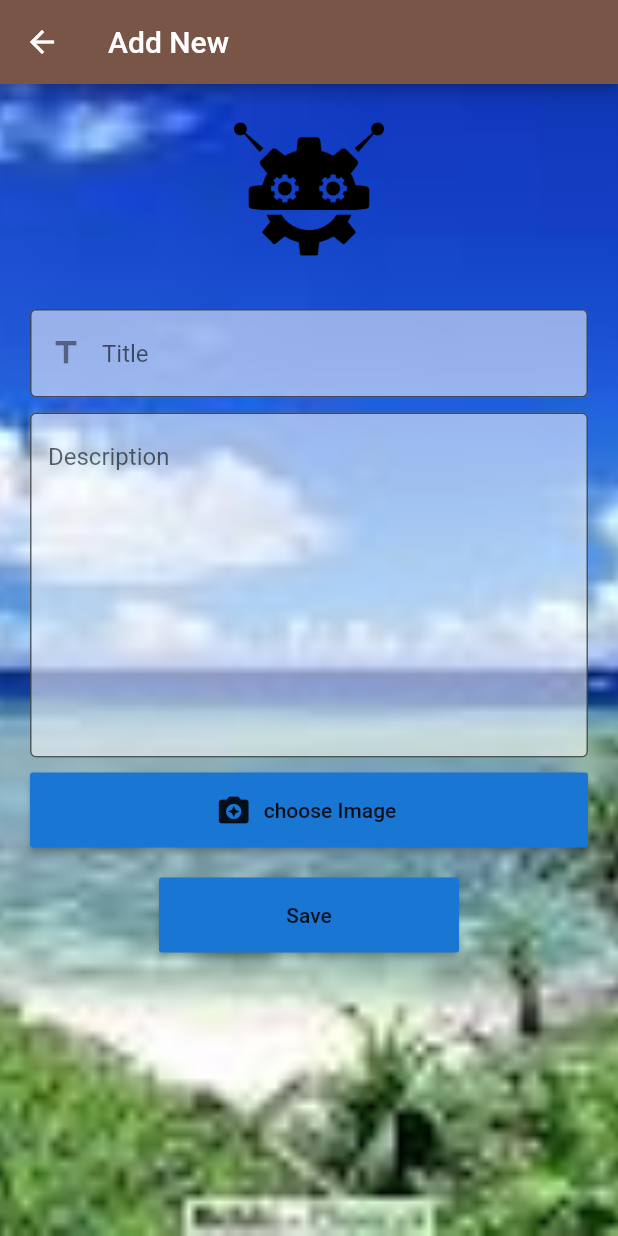
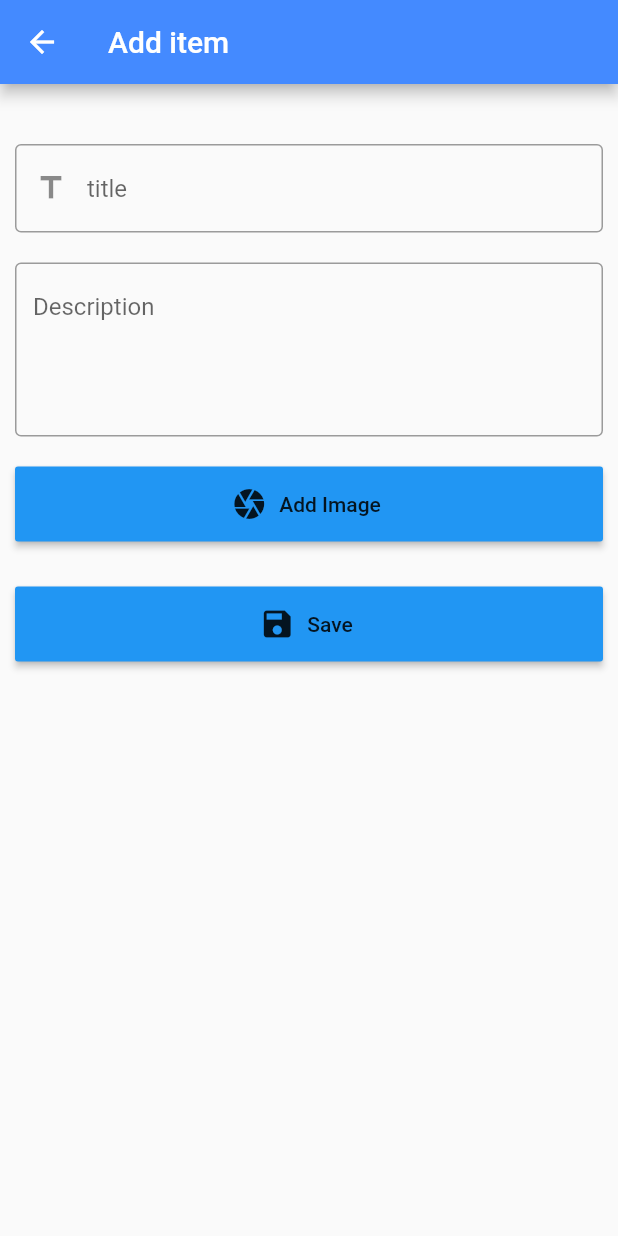
Before and after one commit to rnzid/Iremember, a Flutter app: the AddPage screen opened directly with empty values, on a phone screen of 412 x 824 dp. Run offline on Flutter 3.47's test engine with Material 2 defaults, Android fonts, the phone set to English and light mode, and no system bars; our stand-ins replace flutter_spinkit, image_picker, shared_preferences; accounts and stored records are empty.

```diff
--- a/lib/ui/pages/Add.dart
+++ b/lib/ui/pages/Add.dart
@@ -1,5 +1,4 @@
 import 'dart:io';
-//import './home.dart';
 import 'package:flutter/material.dart';
 import 'package:image_picker/image_picker.dart';
 
@@ -11,19 +10,10 @@ class AddPage extends StatefulWidget {
 }
 
 class _AddPageState extends State<AddPage> {
-  File _image;
   String title;
   String description;
-  Future _getImage(ImageSource source) async {
-    var img = await ImagePicker.pickImage(source: source);
-    if (img != null) {
-      setState(() {
-        _image = img;
-      });
-    }
-  }
-
-  _showDialog(BuildContext context) {
+  File _image;
+  _showOptionsDialog() {
     showDialog(
         context: context,
         builder: (BuildContext context) {
@@ -33,161 +23,146 @@ class _AddPageState extends State<AddPage> {
                 child: Column(
                   children: <Widget>[
                     Container(
-                  color: Colors.cyanAccent,
+                      color: Colors.blueGrey,
                       child: ListTile(
-                    title: Text("Image"),
+                        title: Text("Get Picture"),
                       ),
                     ),
                     ListTile(
-                  title: Text("Take new Image"),
-                  trailing: Icon(Icons.camera),
+                      leading: Icon(Icons.photo),
+                      title: Text("Select from Gallery"),
                       onTap: () {
-                    _getImage(ImageSource.camera);
+                        _getImage(ImageSource.gallery);
                         Navigator.pop(context);
                       },
                     ),
                     Divider(),
                     ListTile(
-                  title: Text("Select from gallary"),
-                  trailing: Icon(Icons.photo),
+                        leading: Icon(Icons.camera_alt),
+                        title: Text("Take a picture"),
                         onTap: () {
-                    _getImage(ImageSource.gallery);
+                          _getImage(ImageSource.camera);
                           Navigator.pop(context);
-                  },
-                ),
+                        }),
                   ],
                 ),
               ),
-        );
-      },
-      barrierDismissible: true,
-    );
+              backgroundColor: Colors.green[200]);
+        });
   }
+
+  Future _getImage(ImageSource source) async {
+    var image = await ImagePicker.pickImage(source: source);
+    if (image != null) {
+      setState(() {
+        _image = image;
+      });
+    }
+  }
+
 
   @override
   Widget build(BuildContext context) {
     return Scaffold(
-      appBar: new AppBar(
-        title: new Text(
-          'Add New',
-          style: new TextStyle(color: Colors.white),
+      appBar: AppBar(
+          title: Text("Add item"),
+       backgroundColor: Colors.blueAccent,
       ),
-        backgroundColor: Colors.brown,
-      ),
-      body: Container(
-        height: double.infinity,
-        decoration: BoxDecoration(
-            image: DecorationImage(
-                image: AssetImage(
-                  "img/asd.jpg",
-                ),
-                fit: BoxFit.cover)),
-        child: SingleChildScrollView(
-          padding: EdgeInsets.all(20.0),
-          child: Column(
+      body: ListView(
+        padding: EdgeInsets.all(10),
         children: <Widget>[
-              Image.asset(
-                "img/36411.png",
-                height: 100,
-              ),
-              SizedBox(
-                height: 30.0,
-              ),
+          SizedBox(height: 30.0,),
           _buildTitleField(),
           SizedBox(
-                height: 10.0,
+            height: 20,
           ),
-              _buildDescriptionBox(),
+          _buildDescriptionField(),
           SizedBox(
-                height: 10.0,
+            height: 20,
           ),
-              _buildImageViewingBox(),
-              _buildOptionImageSelect(context),
+
+          _buildImgSelectButton(),
           SizedBox(
-                height: 20.0,
+            height: 10,
+          ),
+          _buildImageField(),
+          SizedBox(
+            height: 20,
           ),
           _buildSaveButton(context)
         ],
-          ),
-        ),
       ),
     );
   }
 
   TextField _buildTitleField() {
     return TextField(
-              decoration: InputDecoration(
-                border: OutlineInputBorder(),
-                hintText: "Title",
-                prefixIcon: Icon(Icons.title),
-                fillColor: Colors.white54,
-                filled: true,
-              ),
           onChanged: (value) {
             setState(() {
               title = value;
             });
           },
+          decoration: InputDecoration(
+              border: OutlineInputBorder(),
+              hintText: "title",
+              prefixIcon: Icon(Icons.title)),
         );
   }
 
-  TextField _buildDescriptionBox() {
+  TextField _buildDescriptionField() {
     return TextField(
-              maxLines: 10,
-              decoration: InputDecoration(
-                  border: OutlineInputBorder(),
-                  hintText: "Description",
-                  fillColor: Colors.white54,
-                  filled: true),
           onChanged: (value) {
             setState(() {
               description = value;
             });
           },
+          maxLines: 4,
+          decoration: InputDecoration(
+            border: OutlineInputBorder(),
+            hintText: "Description",
+          ),
         );
   }
 
-  ConstrainedBox _buildImageViewingBox() {
-    return ConstrainedBox(
-              constraints: BoxConstraints(maxHeight: 200),
-              child: Row(
-                children: <Widget>[
-                  Expanded(
-                    child: Container(
-                      color: Colors.black,
+  SizedBox _buildImgSelectButton() {
+    return SizedBox(
+          height: 50,
+          width: double.infinity,
+          child: RaisedButton.icon(
+            icon: Icon(Icons.camera),
+            label: Text("Add Image"),
+            color: Colors.blue,
+            onPressed: () => _showOptionsDialog(),
+          ),
+        );
+  }
+
+  SizedBox _buildImageField() {
+    return SizedBox(
           child: _image == null
-                          ? new SizedBox()
-                          : new Image.file(_image),
-                    ),
-                  ),
-                ],
+              ? Container()
+              : Image.file(
+                  _image,
+                  height: 200,
                 ),
         );
   }
 
   SizedBox _buildSaveButton(BuildContext context) {
     return SizedBox(
-                height: 50.0,
-                width: 200,
-                child: RaisedButton(
-                  color: Theme.of(context).primaryColorDark,
+          height: 50,
+          width: 20.0,
+          child: RaisedButton.icon(
+            icon: Icon(Icons.save),
+            label: Text("Save"),
+            color: Colors.blue,
             onPressed: () {
+              if (title == null || description == null || _image == null) {
+                return;
+              }
               widget.add(title, description, _image);
               Navigator.pop(context);
             },
-                  child: Text("Save"),
-                ));
-  }
-
-  SizedBox _buildOptionImageSelect(BuildContext context) {
-    return SizedBox(
-              height: 50.0,
-              width: double.infinity,
-              child: RaisedButton.icon(
-                color: Theme.of(context).primaryColorDark,
-                onPressed: () => _showDialog(context),
-                icon: Icon(Icons.camera_enhance),
-                label: Text("choose Image"),
           ),
         );
   }
--- a/pubspec.yaml
+++ b/pubspec.yaml
@@ -10,7 +10,7 @@ description: A new Flutter project.
 version: 1.0.0+1
 
 environment:
-  sdk: ">=2.0.0-dev.68.0 <3.0.0"
+  sdk: ">=2.1.0 <3.0.0"
 
 dependencies:
   flutter:
@@ -21,6 +21,8 @@ dependencies:
   # Use with the CupertinoIcons class for iOS style icons.
   cupertino_icons: ^0.1.2
   image_picker: ^0.4.12
+  shared_preferences: ^0.5.1
+  flutter_spinkit: "^2.1.0"
 
 dev_dependencies:
   flutter_test:
```
Also changed, not shown: lib/main.dart (+56 -4 lines), lib/ui/pages/Detail.dart (+47 -22 lines), lib/ui/pages/home.dart (+98 -15 lines), img/asd.jpg (deleted). Lines whose indentation alone changed are shown as unchanged.
